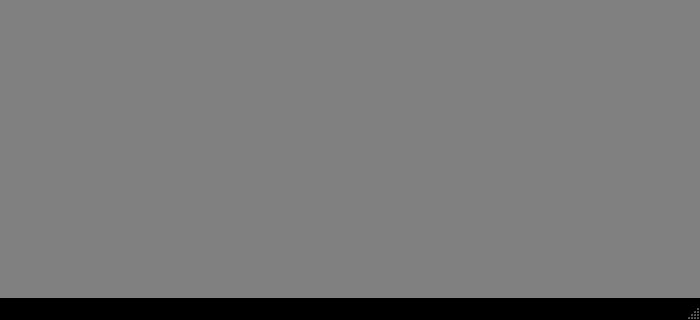
Before: the Qt Designer form teddy/teddy/tmainwind.ui in hksonngan/cuteteddy, drawn with Qt 5; both pictures show x 0 to 700 and y 380 to 700 of the 700 by 700 pixel window.
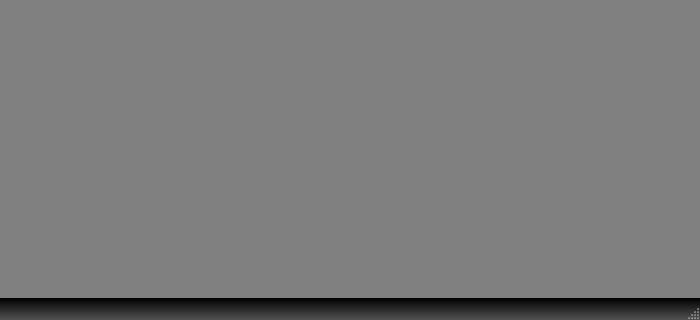
After: the same form once the commit is applied. Icons and pictures are not drawn.

```diff
--- a/teddy/teddy/tmainwind.ui
+++ b/teddy/teddy/tmainwind.ui
@@ -54,7 +54,7 @@
 	border-color:#2020FF
 }
 QStatusBar {
-	background-color: black;
+	background-color: qlineargradient(x1:0, y1:0, x2:0, y2:1,stop:0 black, stop:1 #525252);
 	color: #DDDDDD
 }
 QDialog {
```
Left out of the diff: 2 changed lines with no effect on the pictures.
